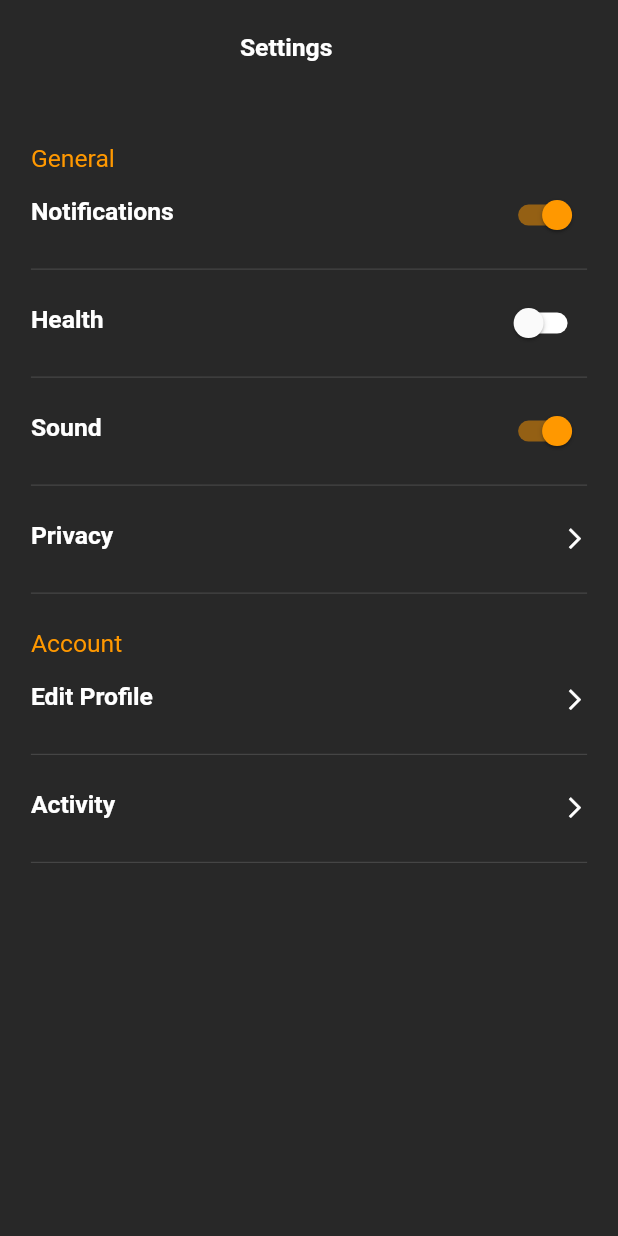
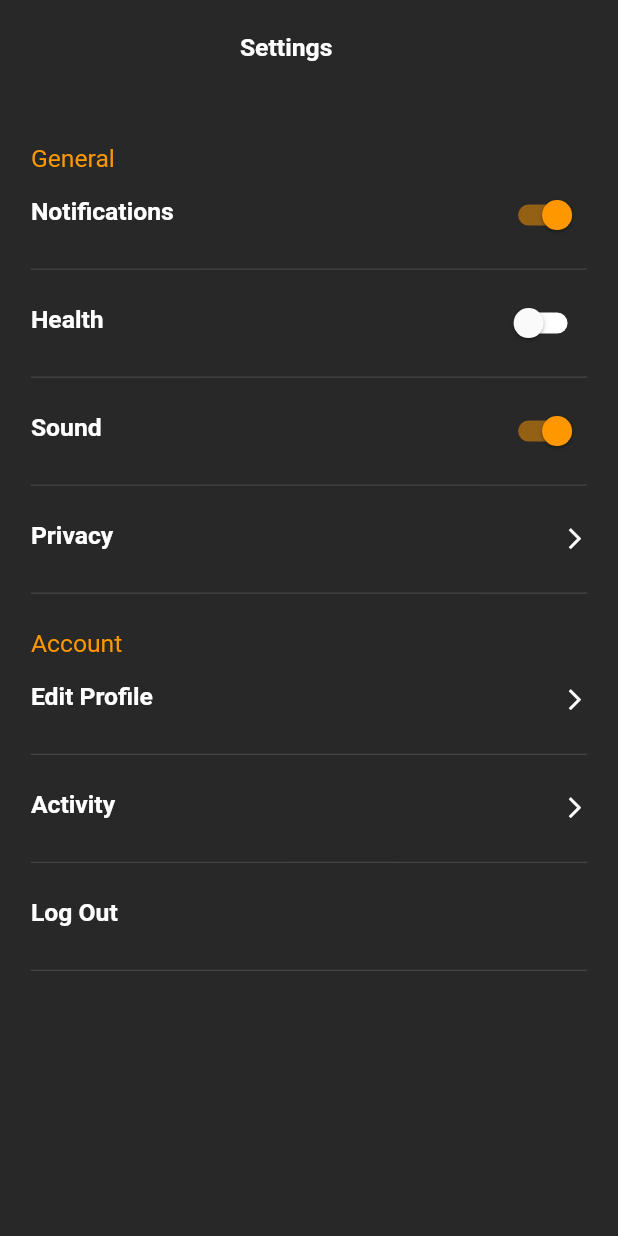
Before and after one commit to naqeeb9a/warehouse-gym, a Flutter app: the Settings screen opened directly, on a phone screen of 412 x 824 dp. Run offline on Flutter 3.47's test engine with Material 2 defaults, Android fonts, the phone set to English and light mode, and no system bars; our stand-ins replace carousel_slider, dotted_border, expandable, fl_chart, percent_indicator; network calls fail.

Commit message:
Khubaib - changes

```diff
--- a/lib/screens/settings.dart
+++ b/lib/screens/settings.dart
@@ -32,6 +32,8 @@ class Settings extends StatelessWidget {
               text(context, "Account", 0.04, myOrange),
               listSetting(context,null, "Edit Profile", false, iconCheck: true),
               listSetting(context,Activity(), "Activity", false, iconCheck: true),
+              listSetting(context, null, "Log Out", false,
+                  noIcon: true),
             ],
           ),
         ),
@@ -40,7 +42,7 @@ class Settings extends StatelessWidget {
   }
 }
 
-Widget listSetting(context,page, text1, check, {iconCheck = false}) {
+Widget listSetting(context,page, text1, check, {iconCheck = false,noIcon = false}) {
   bool value1 = check;
   return Column(
     children: [
@@ -56,7 +58,7 @@ Widget listSetting(context,page, text1, check, {iconCheck = false}) {
             child: ListTile(
               contentPadding: const EdgeInsets.all(0),
               leading: text(context, text1.toString(), 0.04, myWhite, bold: true),
-              trailing: iconCheck == true
+              trailing:noIcon==true? widthBox(context, 0.01): iconCheck == true
                   ? Icon(
                       Icons.arrow_forward_ios,
                       size: dynamicWidth(context, 0.04),
```
Also changed, not shown: lib/screens/cart.dart (+33 -50 lines).
